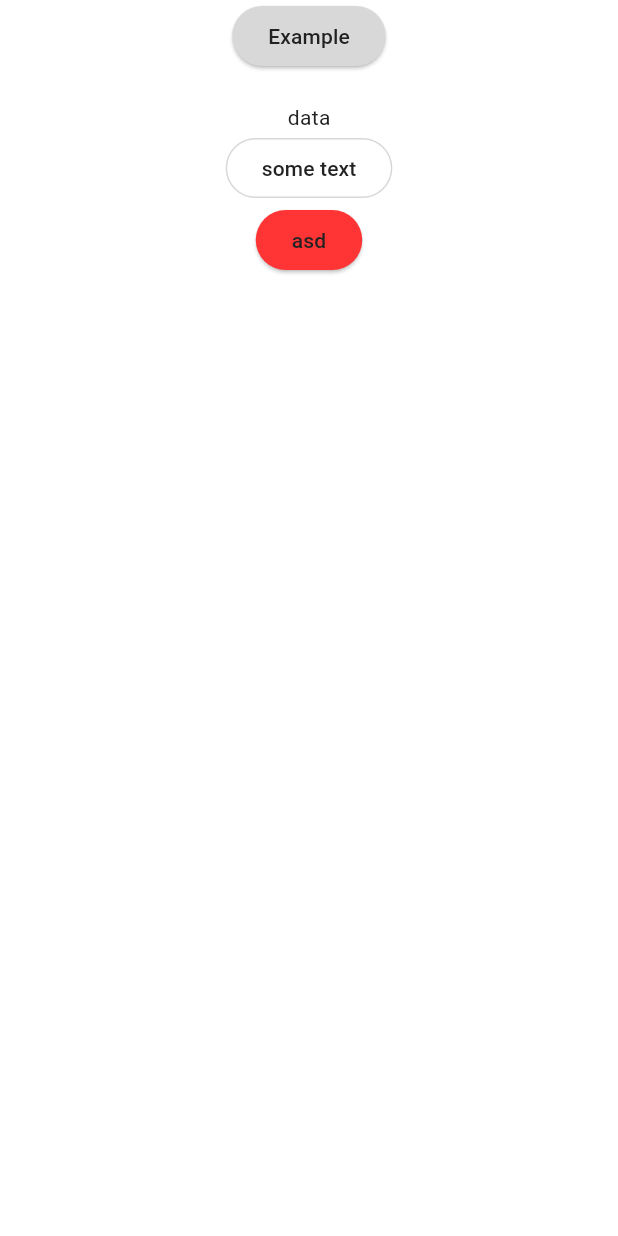
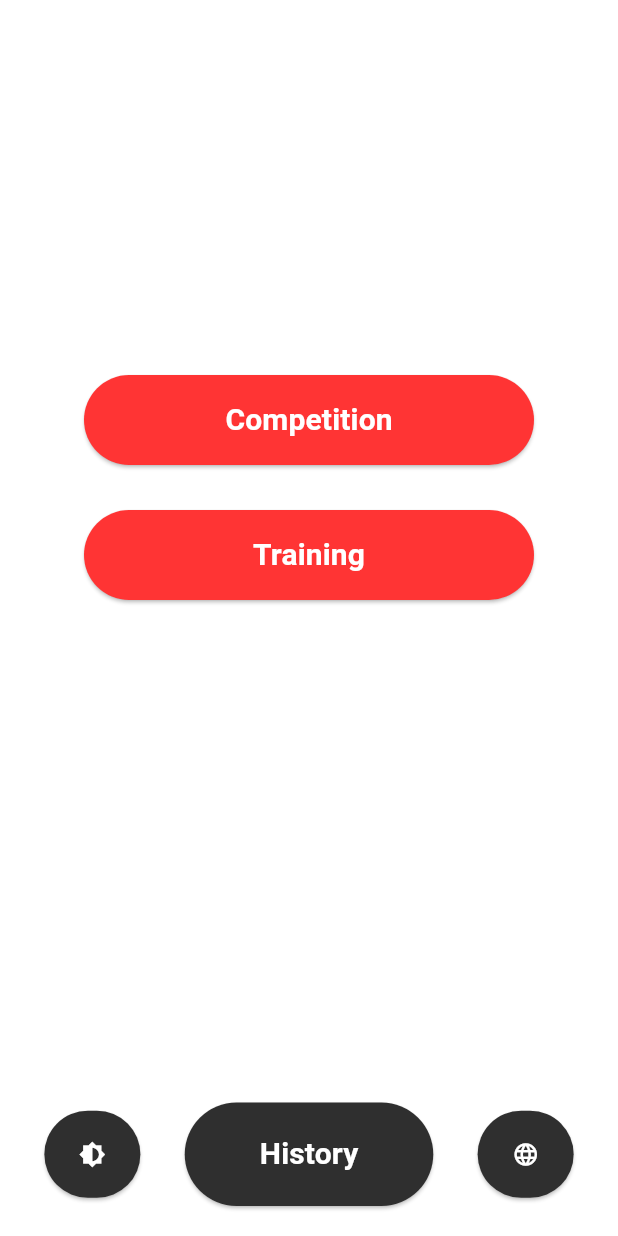
Before and after one commit to ArmFightHelper/ArmFightFlutterApp, a Flutter app: the screen it shows after launch, on a phone screen of 412 x 824 dp. Run offline on Flutter 3.47's test engine with Material 3 defaults, Android fonts, the light colour scheme and no system bars; our stand-ins replace flutter_riverpod.

Commit message:
added main screen

```diff
--- a/lib/main.dart
+++ b/lib/main.dart
@@ -11,13 +11,13 @@ void main() {
 class MyApp extends StatelessWidget {
   const MyApp({super.key});
 
-  // This widget is the root of your application.
   @override
   Widget build(BuildContext context) {
     return MaterialApp(
       debugShowCheckedModeBanner: false,
-      title: 'Flutter Demo',
+      title: 'ArmFight Helper',
       theme: buildLightTheme(),
+      darkTheme: buildDarkTheme(),
       home: const MainScreen(),
     );
   }
--- a/lib/screeens/main_screen.dart
+++ b/lib/screeens/main_screen.dart
@@ -1,39 +1,170 @@
 import 'package:arm_fight_helper/theme.dart';
 import 'package:flutter/material.dart';
-import 'package:flutter/src/widgets/framework.dart';
 import 'package:flutter_riverpod/flutter_riverpod.dart';
+import 'history_screen.dart';
 
 class MainScreen extends ConsumerWidget {
   const MainScreen({super.key});
 
   @override
   Widget build(BuildContext context, WidgetRef ref) {
+    final themeColors = Theme.of(context).extension<ThemeColors>()!;
     return Scaffold(
-
       body: Center(
         child: Column(
+          mainAxisAlignment: MainAxisAlignment.center,
           children: [
-            ElevatedButton(onPressed: () {}, child: Text("Example")),
+            SizedBox(height: 250),
+            SizedBox(
+              width: 300,
+              height: 60,
+              child: ElevatedButton(
+                style: ElevatedButton.styleFrom(
+                  backgroundColor: themeColors.mainMenuButtonColor,
+                  shape: RoundedRectangleBorder(
+                    borderRadius: BorderRadius.circular(30.0),
+                  ),
+                ),
+                onPressed: () {
+                  showModalBottomSheet(
+                    context: context,
+                    builder: (context) => SettingsScreen(),
+                  );
+                },
+                child: Text(
+                  "Competition",
+                  style: TextStyle(
+                    fontWeight: FontWeight.bold,
+                    fontSize: 20,
+                    color: Colors.white,
+                  ),
+                ),
+              ),
+            ),
+            SizedBox(height: 30),
+            SizedBox(
+              width: 300,
+              height: 60,
+              child: ElevatedButton(
+                style: ElevatedButton.styleFrom(
+                  backgroundColor: themeColors.mainMenuButtonColor,
+                  shape: RoundedRectangleBorder(
+                    borderRadius: BorderRadius.circular(30.0),
+                  ),
+                ),
+                onPressed: () {
+                  showModalBottomSheet(
+                    context: context,
+                    builder: (context) => SettingsScreen(),
+                  );
+                },
+                child: Text(
+                  "Training",
+                  style: TextStyle(
+                    fontWeight: FontWeight.bold,
+                    fontSize: 20,
+                    color: Colors.white,
+                  ),
+                ),
+              ),
+            ),
+            Spacer(),
+            Row(
+              mainAxisAlignment: MainAxisAlignment.spaceEvenly,
+              children: [
+                ElevatedButton(
+                  style: ElevatedButton.styleFrom(
+                    backgroundColor: Color.fromARGB(255, 47, 47, 47),
+                    shape: RoundedRectangleBorder(
+                      borderRadius: BorderRadius.circular(45.0),
+                    ),
+                    padding: EdgeInsets.symmetric(horizontal: 20, vertical: 20),
+                  ),
+                  onPressed: () {
+                    ref.read(themeProvider.notifier).toggleTheme();
+                  },
+                  child: Icon(Icons.brightness_6, color: Colors.white,),
+                ),
+                ElevatedButton(
+                  style: ElevatedButton.styleFrom(
+                    backgroundColor: Color.fromARGB(255, 47, 47, 47),
+                    shape: RoundedRectangleBorder(
+                      borderRadius: BorderRadius.circular(45.0),
+                    ),
+                    padding: EdgeInsets.symmetric(horizontal: 50, vertical: 20),
+                  ),
+                  onPressed: () {
+                    Navigator.push(
+                      context,
+                      MaterialPageRoute(builder: (context) => HistoryScreen()),
+                    );
+                  },
+                  child: Text(
+                    "History",
+                    style: TextStyle(
+                      fontWeight: FontWeight.bold,
+                      fontSize: 20,
+                      color: Color.fromARGB(255, 255, 255, 255),
+                    ),
+                  ),
+                ),
+                ElevatedButton(
+                  style: ElevatedButton.styleFrom(
+                    backgroundColor: Color.fromARGB(255, 47, 47, 47),
+                    shape: RoundedRectangleBorder(
+                      borderRadius: BorderRadius.circular(45.0),
+                    ),
+                    padding: EdgeInsets.symmetric(horizontal: 20, vertical: 20),
+                  ),
+                  onPressed: () {
+                    ref.read(languageProvider.notifier).toggleLanguage();
+                  },
+                  child: Icon(Icons.language, color: Colors.white,),
+                ),
+              ],
+            ),
             SizedBox(height: 20),
-            Text("data"),
-            OutlinedButton(onPressed: () {}, child: Text("some text")),
-            ElevatedButton(
-              style: ButtonStyle(
-                backgroundColor: WidgetStatePropertyAll<Color>(
-                    Theme.of(context).extension<ThemeColors>()!.mainMenuButtonColor
-                )
-              ),
-                onPressed: () {},
-                child: const Text("asd")
-            ),
           ],
+        ),
+      ),
+    );
+  }
+}
+
+class SettingsScreen extends StatelessWidget {
+  @override
+  Widget build(BuildContext context) {
+    return Container(
+      height: MediaQuery.of(context).size.height / 2,
+      child: Center(
+        child: Text("Settings Screen"),
+      ),
+    );
+  }
+}
 
 
-        ) ,
-      )
 
+final themeProvider = StateNotifierProvider<ThemeNotifier, ThemeData>((ref) {
+  return ThemeNotifier();
+});
 
-    );
+final languageProvider = StateNotifierProvider<LanguageNotifier, Locale>((ref) {
+  return LanguageNotifier();
+});
+
+class ThemeNotifier extends StateNotifier<ThemeData> {
+  ThemeNotifier() : super(buildLightTheme());
+
+  void toggleTheme() {
+    state = state.brightness == Brightness.light ? buildDarkTheme() : buildLightTheme();
   }
+}
 
+class LanguageNotifier extends StateNotifier<Locale> {
+  LanguageNotifier() : super(Locale('en'));
+
+  void toggleLanguage() {
+    state = state.languageCode == 'en' ? Locale('es') : Locale('en');
+  }
 }
```
Also changed, not shown: lib/screeens/history_screen.dart (added, +25 -0 lines).
